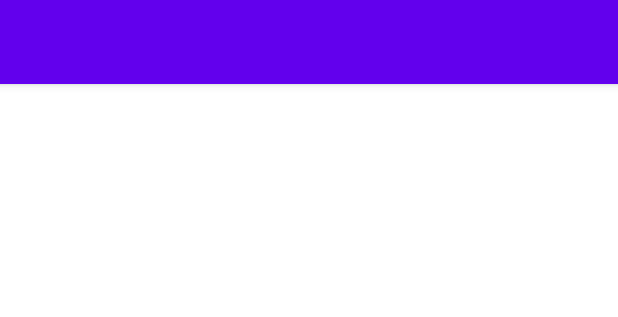
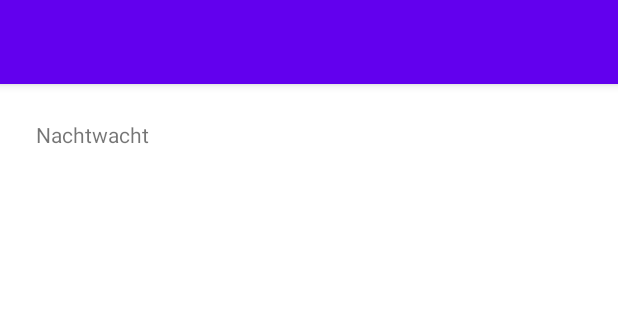
Before and after one commit to Berkanozc/ExperienceRijksMuseam, an Android app: the layout activity_main.xml on its own in the app's theme, with its tools: preview values and no code run, on a phone screen of 412 x 824 dp. Shown: the top 317 px of the screen. Run offline under Robolectric (Android 15) with nearby library versions, the phone set to English and light mode, and no system bars.

Commit message:
feat: Change the item adapter it's item type to the ItemInterface

```diff
--- /dev/null
+++ b/app/src/main/java/com/example/exprijksmuseam/ItemAdapter.kt
@@ -0,0 +1,41 @@
+package com.example.exprijksmuseam
+
+import android.view.LayoutInflater
+import android.view.View
+import android.view.ViewGroup
+import androidx.recyclerview.widget.RecyclerView
+import com.bumptech.glide.Glide
+import com.example.exprijksmuseam.databinding.ItemGalleryBinding
+import com.example.exprijksmuseam.model.ItemInterface
+
+class ItemAdapter(
+    private val items: List<ItemInterface>,
+    private val clickListener: (ItemInterface) -> Unit
+) : RecyclerView.Adapter<ItemAdapter.ViewHolder>() {
+
+    inner class ViewHolder(itemView: View) : RecyclerView.ViewHolder(itemView) {
+        private val binding = ItemGalleryBinding.bind(itemView)
+
+        fun dataBind(item: ItemInterface, clickListener: (ItemInterface) -> Unit) {
+            binding.tvItemName.text = item.name
+            Glide.with(itemView).load(item.imageUrl).into(binding.ivItemImage)
+
+            itemView.setOnClickListener { clickListener(item) }
+        }
+    }
+
+    override fun onCreateViewHolder(parent: ViewGroup, viewType: Int): ViewHolder {
+        return ViewHolder(
+            LayoutInflater.from(parent.context).inflate(R.layout.item_gallery, parent, false)
+        )
+    }
+
+    override fun getItemCount(): Int {
+        return items.size
+    }
+
+    override fun onBindViewHolder(holder: ItemAdapter.ViewHolder, position: Int) {
+        holder.dataBind(items[position], clickListener)
+    }
+
+}
--- /dev/null
+++ b/app/src/main/java/com/example/exprijksmuseam/ItemGalleryFragment.kt
@@ -0,0 +1,80 @@
+package com.example.exprijksmuseam
+
+import android.os.Bundle
+import androidx.fragment.app.Fragment
+import android.view.LayoutInflater
+import android.view.View
+import android.view.ViewGroup
+import androidx.recyclerview.widget.LinearLayoutManager
+import androidx.recyclerview.widget.RecyclerView
+import com.example.exprijksmuseam.databinding.FragmentItemGalleryBinding
+import com.example.exprijksmuseam.model.Artist
+import com.example.exprijksmuseam.model.ItemInterface
+import com.example.exprijksmuseam.model.WorkOfArt
+
+/**
+ * A simple [Fragment] subclass as the default destination in the navigation.
+ */
+class ItemGalleryFragment : Fragment() {
+
+    private val items: ArrayList<ItemInterface> = arrayListOf()
+    private val itemAdapter: ItemAdapter =
+        ItemAdapter(items) { redirectToFragment() }
+
+    private var _binding: FragmentItemGalleryBinding? = null
+    private val binding get() = _binding!!
+
+    override fun onCreateView(
+        inflater: LayoutInflater, container: ViewGroup?,
+        savedInstanceState: Bundle?
+    ): View? {
+        // Inflate the layout for this fragment
+        _binding = FragmentItemGalleryBinding.inflate(inflater, container, false)
+        return binding.root
+    }
+
+    override fun onViewCreated(view: View, savedInstanceState: Bundle?) {
+        super.onViewCreated(view, savedInstanceState)
+
+        initViews()
+    }
+
+    override fun onDestroyView() {
+        super.onDestroyView()
+        _binding = null
+    }
+
+    /**
+     * Initialize the recycler view with a linear layout manager, adapter
+     */
+    private fun initViews() {
+        binding.rvItems.layoutManager =
+            LinearLayoutManager(this.context, RecyclerView.VERTICAL, false)
+        binding.rvItems.adapter = itemAdapter
+
+        // Add random data
+        items.add(
+            WorkOfArt(
+                "Nachtwacht",
+                "https://lh3.googleusercontent.com/J-mxAE7CPu-DXIOx4QKBtb0GC4ud37da1QK7CzbTIDswmvZHXhLm4Tv2-1H3iBXJWAW_bHm7dMl3j5wv_XiWAg55VOM=s0",
+                "blablbla",
+                "nl"
+            )
+        )
+
+        items.add(
+            Artist(
+                "Rembrandt van Rijn",
+                "https://upload.wikimedia.org/wikipedia/commons/thumb/b/bd/Rembrandt_van_Rijn_-_Self-Portrait_-_Google_Art_Project.jpg/1200px-Rembrandt_van_Rijn_-_Self-Portrait_-_Google_Art_Project.jpg",
+                "blababalbal",
+                "nl"
+            )
+        )
+
+        itemAdapter.notifyDataSetChanged()
+    }
+
+    private fun redirectToFragment() {
+
+    }
+}
--- a/app/src/main/java/com/example/exprijksmuseam/WorksOfArtFragment.kt
+++ /dev/null
@@ -1,31 +0,0 @@
-package com.example.exprijksmuseam
-
-import android.os.Bundle
-import androidx.fragment.app.Fragment
-import android.view.LayoutInflater
-import android.view.View
-import android.view.ViewGroup
-import android.widget.Button
-import androidx.navigation.fragment.findNavController
-
-/**
- * A simple [Fragment] subclass as the default destination in the navigation.
- */
-class WorksOfArtFragment : Fragment() {
-
-    override fun onCreateView(
-        inflater: LayoutInflater, container: ViewGroup?,
-        savedInstanceState: Bundle?
-    ): View? {
-        // Inflate the layout for this fragment
-        return inflater.inflate(R.layout.fragment_works_of_art, container, false)
-    }
-
-    override fun onViewCreated(view: View, savedInstanceState: Bundle?) {
-        super.onViewCreated(view, savedInstanceState)
-
-        view.findViewById<Button>(R.id.button_first).setOnClickListener {
-            findNavController().navigate(R.id.action_FirstFragment_to_SecondFragment)
-        }
-    }
-}
--- a/app/src/main/res/layout/fragment_works_of_art.xml
+++ b/app/src/main/res/layout/fragment_item_gallery.xml
@@ -4,10 +4,10 @@
     xmlns:tools="http://schemas.android.com/tools"
     android:layout_width="match_parent"
     android:layout_height="match_parent"
-    tools:context=".WorksOfArtFragment">
+    tools:context=".ItemGalleryFragment">
 
     <androidx.recyclerview.widget.RecyclerView
-        android:id="@+id/rvWorksOfArt"
+        android:id="@+id/rvItems"
         android:layout_width="0dp"
         android:layout_height="wrap_content"
         app:layout_constraintEnd_toStartOf="@+id/guidelineEnd"
--- /dev/null
+++ b/app/src/main/res/layout/item_gallery.xml
@@ -0,0 +1,26 @@
+<?xml version="1.0" encoding="utf-8"?>
+<androidx.constraintlayout.widget.ConstraintLayout xmlns:android="http://schemas.android.com/apk/res/android"
+    xmlns:app="http://schemas.android.com/apk/res-auto"
+    xmlns:tools="http://schemas.android.com/tools"
+    android:layout_width="match_parent"
+    android:layout_height="match_parent">
+
+    <ImageView
+        android:id="@+id/ivItemImage"
+        android:layout_width="0dp"
+        android:layout_height="wrap_content"
+        android:contentDescription="@string/description_item_image"
+        app:layout_constraintEnd_toEndOf="parent"
+        app:layout_constraintStart_toStartOf="parent"
+        app:layout_constraintTop_toTopOf="parent"
+        tools:srcCompat="@tools:sample/avatars" />
+
+    <TextView
+        android:id="@+id/tvItemName"
+        android:layout_width="0dp"
+        android:layout_height="wrap_content"
+        app:layout_constraintEnd_toEndOf="parent"
+        app:layout_constraintStart_toStartOf="parent"
+        app:layout_constraintTop_toBottomOf="@+id/ivItemImage" />
+
+</androidx.constraintlayout.widget.ConstraintLayout>
--- a/app/src/main/res/navigation/nav_graph.xml
+++ b/app/src/main/res/navigation/nav_graph.xml
@@ -7,9 +7,9 @@
 
     <fragment
         android:id="@+id/FirstFragment"
-        android:name="com.example.exprijksmuseam.WorksOfArtFragment"
+        android:name="com.example.exprijksmuseam.ItemGalleryFragment"
         android:label="@string/first_fragment_label"
-        tools:layout="@layout/fragment_works_of_art">
+        tools:layout="@layout/fragment_item_gallery">
 
         <action
             android:id="@+id/action_FirstFragment_to_SecondFragment"
```
